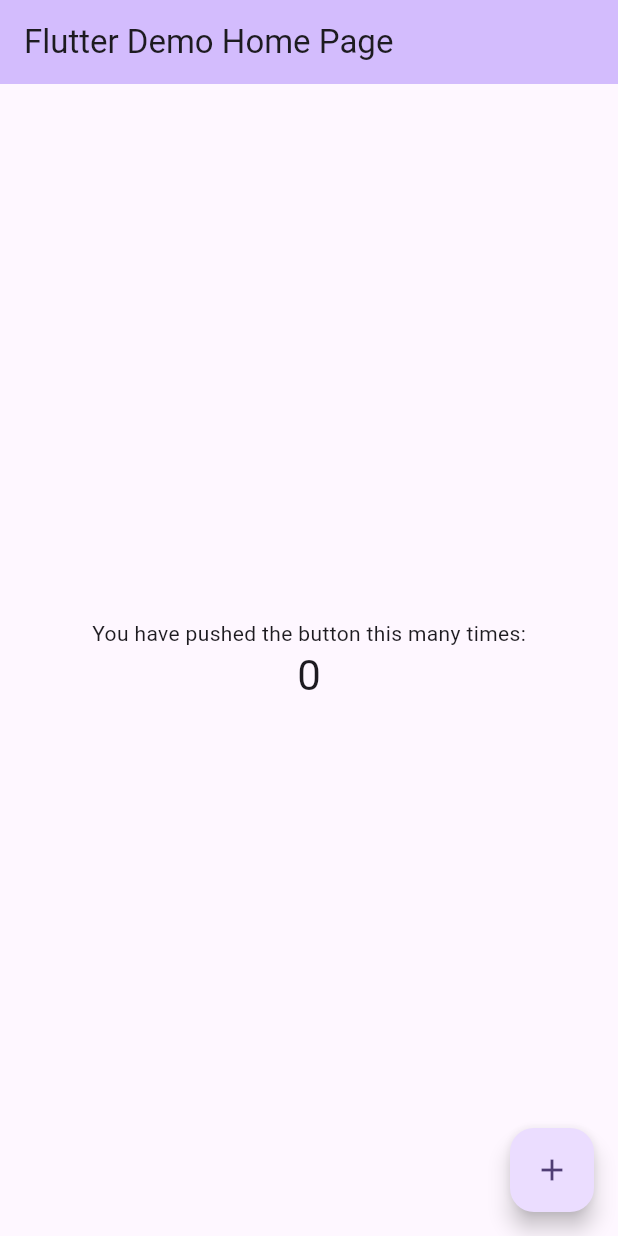
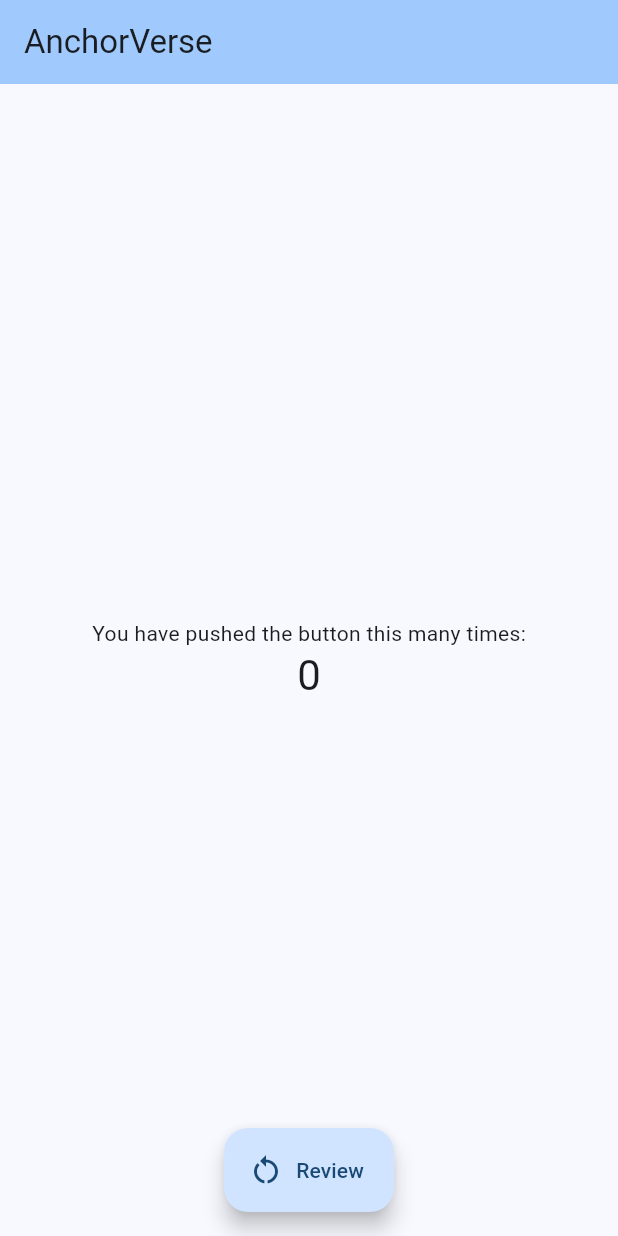
Before and after one commit to Mantheous/memorization-app, a Flutter app: the screen it shows after launch, on a phone screen of 412 x 824 dp. Run offline on Flutter 3.47's test engine with Material 3 defaults, Android fonts, the phone set to English and light mode, and no system bars; our stand-ins replace sqflite; accounts and stored records are empty.

Commit message:
Added the review button

```diff
--- a/lib/main.dart
+++ b/lib/main.dart
@@ -6,46 +6,20 @@ void main() {
 
 class MyApp extends StatelessWidget {
   const MyApp({super.key});
-
-  // This widget is the root of your application.
   @override
   Widget build(BuildContext context) {
     return MaterialApp(
       title: 'Flutter Demo',
       theme: ThemeData(
-        // This is the theme of your application.
-        //
-        // TRY THIS: Try running your application with "flutter run". You'll see
-        // the application has a purple toolbar. Then, without quitting the app,
-        // try changing the seedColor in the colorScheme below to Colors.green
-        // and then invoke "hot reload" (save your changes or press the "hot
-        // reload" button in a Flutter-supported IDE, or press "r" if you used
-        // the command line to start the app).
-        //
-        // Notice that the counter didn't reset back to zero; the application
-        // state is not lost during the reload. To reset the state, use hot
-        // restart instead.
-        //
-        // This works for code too, not just values: Most code changes can be
-        // tested with just a hot reload.
-        colorScheme: ColorScheme.fromSeed(seedColor: Colors.deepPurple),
+        colorScheme: ColorScheme.fromSeed(seedColor: Colors.blue),
       ),
-      home: const MyHomePage(title: 'Flutter Demo Home Page'),
+      home: const MyHomePage(title: 'AnchorVerse'),
     );
   }
 }
 
 class MyHomePage extends StatefulWidget {
   const MyHomePage({super.key, required this.title});
-
-  // This widget is the home page of your application. It is stateful, meaning
-  // that it has a State object (defined below) that contains fields that affect
-  // how it looks.
-
-  // This class is the configuration for the state. It holds the values (in this
-  // case the title) provided by the parent (in this case the App widget) and
-  // used by the build method of the State. Fields in a Widget subclass are
-  // always marked "final".
 
   final String title;
 
@@ -58,50 +32,19 @@ class _MyHomePageState extends State<MyHomePage> {
 
   void _incrementCounter() {
     setState(() {
-      // This call to setState tells the Flutter framework that something has
-      // changed in this State, which causes it to rerun the build method below
-      // so that the display can reflect the updated values. If we changed
-      // _counter without calling setState(), then the build method would not be
-      // called again, and so nothing would appear to happen.
       _counter++;
     });
   }
 
   @override
   Widget build(BuildContext context) {
-    // This method is rerun every time setState is called, for instance as done
-    // by the _incrementCounter method above.
-    //
-    // The Flutter framework has been optimized to make rerunning build methods
-    // fast, so that you can just rebuild anything that needs updating rather
-    // than having to individually change instances of widgets.
     return Scaffold(
       appBar: AppBar(
-        // TRY THIS: Try changing the color here to a specific color (to
-        // Colors.amber, perhaps?) and trigger a hot reload to see the AppBar
-        // change color while the other colors stay the same.
         backgroundColor: Theme.of(context).colorScheme.inversePrimary,
-        // Here we take the value from the MyHomePage object that was created by
-        // the App.build method, and use it to set our appbar title.
         title: Text(widget.title),
       ),
       body: Center(
-        // Center is a layout widget. It takes a single child and positions it
-        // in the middle of the parent.
         child: Column(
-          // Column is also a layout widget. It takes a list of children and
-          // arranges them vertically. By default, it sizes itself to fit its
-          // children horizontally, and tries to be as tall as its parent.
-          //
-          // Column has various properties to control how it sizes itself and
-          // how it positions its children. Here we use mainAxisAlignment to
-          // center the children vertically; the main axis here is the vertical
-          // axis because Columns are vertical (the cross axis would be
-          // horizontal).
-          //
-          // TRY THIS: Invoke "debug painting" (choose the "Toggle Debug Paint"
-          // action in the IDE, or press "p" in the console), to see the
-          // wireframe for each widget.
           mainAxisAlignment: MainAxisAlignment.center,
           children: <Widget>[
             const Text('You have pushed the button this many times:'),
@@ -112,11 +55,13 @@ class _MyHomePageState extends State<MyHomePage> {
           ],
         ),
       ),
-      floatingActionButton: FloatingActionButton(
+      floatingActionButton: FloatingActionButton.extended(
         onPressed: _incrementCounter,
-        tooltip: 'Increment',
-        child: const Icon(Icons.add),
-      ), // This trailing comma makes auto-formatting nicer for build methods.
+        tooltip: 'Review',
+        icon: const Icon(Icons.restart_alt),
+        label: const Text("Review"),
+      ),
+      floatingActionButtonLocation: FloatingActionButtonLocation.centerFloat,
     );
   }
 }
```
